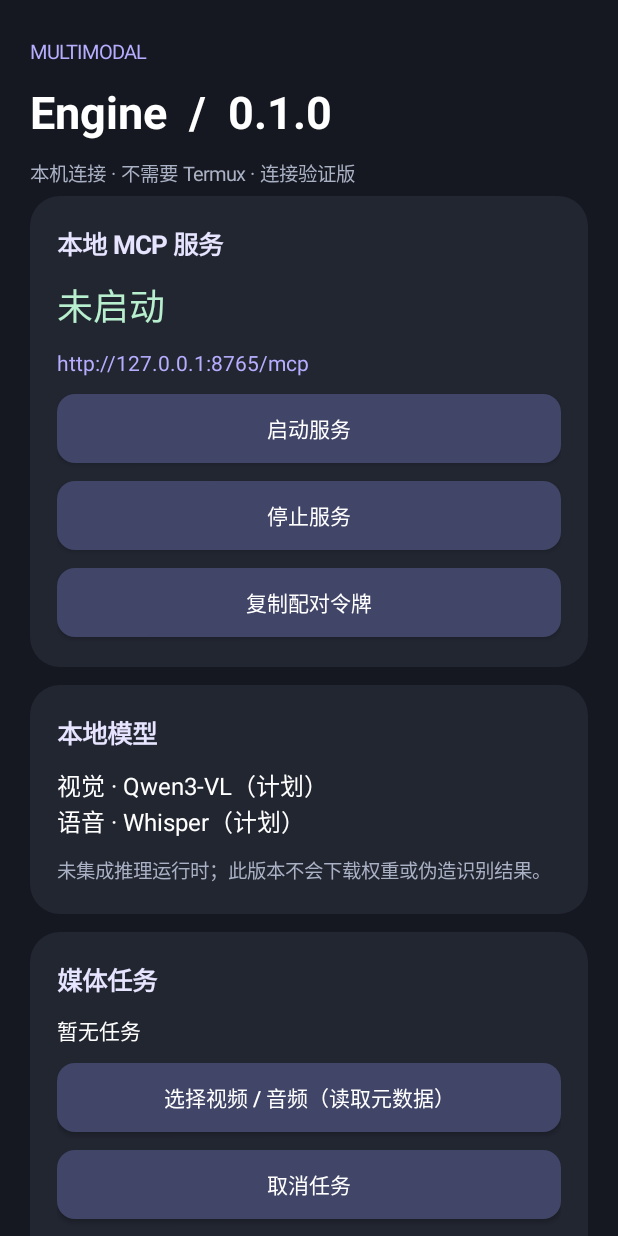
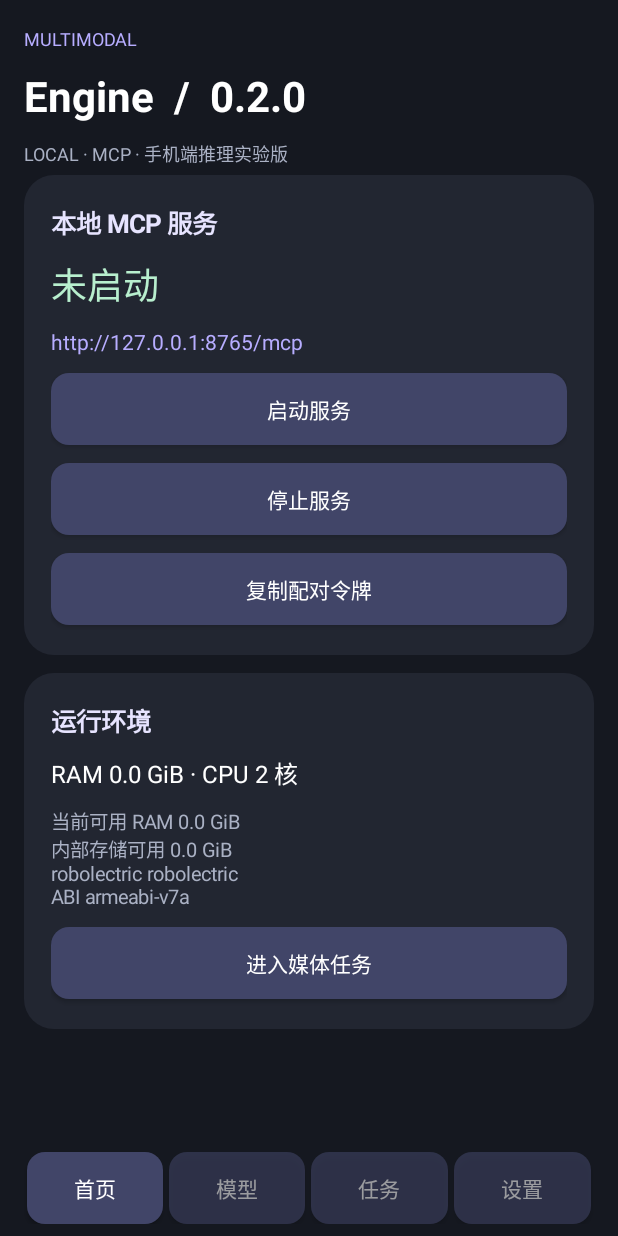
Before and after one commit to xbu080675-creator/808949, an Android app: the screen it shows after launch (MainActivity), on a phone screen of 412 x 824 dp. Run offline under Robolectric (Android 15) with nearby library versions, the phone set to English and light mode, and no system bars.

Commit message:
Engine 0.2.0 native navigation, model downloads, device info and authorized task UI

```diff
--- a/engine/app/src/main/java/dev/tavo/engine/MainActivity.java
+++ b/engine/app/src/main/java/dev/tavo/engine/MainActivity.java
@@ -4,42 +4,83 @@ import android.Manifest;
 import android.app.*;
 import android.content.*;
 import android.content.pm.PackageManager;
-import android.graphics.Color;
-import android.graphics.Typeface;
+import android.graphics.*;
 import android.graphics.drawable.GradientDrawable;
-import android.media.MediaMetadataRetriever;
 import android.net.Uri;
 import android.os.*;
 import android.view.*;
 import android.widget.*;
+import java.io.File;
 import java.util.*;
 import java.util.concurrent.*;
+import java.util.concurrent.atomic.AtomicReference;
 
 public class MainActivity extends Activity {
-    static final int PORT=8765;static volatile String serviceState="未启动";static volatile Map<String,Object> shared=null;static volatile String taskState="暂无任务";
-    static String token(Context c){android.content.SharedPreferences p=c.getSharedPreferences("engine",MODE_PRIVATE);String t=p.getString("token",null);if(t==null){t=UUID.randomUUID().toString()+UUID.randomUUID().toString();p.edit().putString("token",t).apply();}return t;}
-    static Map<String,Object> status(){return McpServer.obj("engine","tavo-multimodal-engine","version","0.1.0","visionReady",false,"audioReady",false,"status",serviceState);}
-    static Map<String,Object> result(){Map<String,Object> r=status();r.put("kind","metadata-only");r.put("media",shared);r.put("warning","No decoded visual content or transcription. Only user-shared metadata.");return r;}
+    static final int PORT=8765;
+    static volatile String serviceState="未启动",taskState="暂无任务",phase="idle";
+    static volatile Map<String,Object> shared=null;
+    static final AtomicReference<Runnable> remoteCancel=new AtomicReference<>();
+    static String token(Context c){SharedPreferences p=c.getSharedPreferences("engine",MODE_PRIVATE);String t=p.getString("token",null);if(t==null){t=UUID.randomUUID().toString()+UUID.randomUUID().toString();p.edit().putString("token",t).apply();}return t;}
+    static Map<String,Object> status(){return McpServer.obj("engine","tavo-multimodal-engine","version","0.2.0","visionReady",false,"visualLabelingBundled",true,"audioReady",false,"whisperRuntimeLoaded",WhisperBridge.AVAILABLE,"status",serviceState);}
+    static Map<String,Object> result(){
+        Map<String,Object> media=shared;
+        Map<String,Object> r=status();
+        r.put("kind",media!=null&&(media.containsKey("labels")||media.containsKey("transcript"))?"analysis":"metadata-only");
+        r.put("media",media);r.put("warning","Explicitly shared data only. Labels are approximate, not visual-language descriptions. Missing transcript means unknown audio.");return r;
+    }
+    static Map<String,Object> taskStatus(){Map<String,Object> r=status();r.put("phase",phase);r.put("taskState",taskState);r.put("cancelAuthorized",remoteCancel.get()!=null);return r;}
+    static Map<String,Object> cancelRemote(){Runnable r=remoteCancel.getAndSet(null);if(r!=null)r.run();Map<String,Object> m=status();m.put("cancelRequested",r!=null);return m;}
     public static class EngineService extends Service {
         McpServer server;
-        @Override public void onCreate(){super.onCreate();NotificationManager nm=getSystemService(NotificationManager.class);nm.createNotificationChannel(new NotificationChannel("engine","本机 MCP",NotificationManager.IMPORTANCE_LOW));PendingIntent open=PendingIntent.getActivity(this,0,new Intent(this,MainActivity.class),PendingIntent.FLAG_IMMUTABLE);startForeground(1,new Notification.Builder(this,"engine").setContentTitle("Multimodal Engine").setContentText("本机 MCP 服务").setSmallIcon(android.R.drawable.ic_menu_share).setContentIntent(open).build());try{server=new McpServer(PORT,token(this),MainActivity::status,MainActivity::result);serviceState="运行中";}catch(Exception e){serviceState="启动失败（端口可能占用）";stopSelf();}}
+        @Override public void onCreate(){super.onCreate();NotificationManager nm=getSystemService(NotificationManager.class);nm.createNotificationChannel(new NotificationChannel("engine","本机 MCP",NotificationManager.IMPORTANCE_LOW));PendingIntent open=PendingIntent.getActivity(this,0,new Intent(this,MainActivity.class),PendingIntent.FLAG_IMMUTABLE);startForeground(1,new Notification.Builder(this,"engine").setContentTitle("Multimodal Engine").setContentText("本机 MCP 服务").setSmallIcon(android.R.drawable.ic_menu_share).setContentIntent(open).build());try{server=new McpServer(PORT,token(this),MainActivity::status,MainActivity::result,MainActivity::taskStatus,MainActivity::cancelRemote);serviceState="运行中";}catch(Exception e){serviceState="启动失败（端口可能占用）";stopSelf();}}
         @Override public int onStartCommand(Intent i,int flags,int id){return START_NOT_STICKY;}
         @Override public IBinder onBind(Intent i){return null;}
-        @Override public void onDestroy(){if(server!=null){try{server.close();}catch(Exception ignored){}serviceState="已停止";}shared=null;super.onDestroy();}
+        @Override public void onDestroy(){if(server!=null){try{server.close();}catch(Exception ignored){}serviceState="已停止";}shared=null;remoteCancel.set(null);super.onDestroy();}
     }
-    final Handler handler=new Handler(Looper.getMainLooper());final ExecutorService work=Executors.newSingleThreadExecutor();Future<?> task;int seq=0;Map<String,Object> local;LinearLayout root;TextView state,taskView;boolean alive=true;
-    final Runnable refresh=new Runnable(){public void run(){if(!alive)return;state.setText(serviceState);taskView.setText(taskState);handler.postDelayed(this,700);}};
+    final Handler handler=new Handler(Looper.getMainLooper());
+    final ExecutorService work=Executors.newSingleThreadExecutor();
+    Future<?> task;int seq=0;Map<String,Object> local;
+    LinearLayout root,host;LinearLayout[] pages=new LinearLayout[4];Button[] tabs=new Button[4];
+    TextView state,taskView,modelView,detail;ImageView preview;boolean alive=true;
+    final Runnable refresh=new Runnable(){public void run(){if(!alive)return;state.setText(serviceState);taskView.setText(taskState);modelView.setText(ModelStore.status(MainActivity.this));handler.postDelayed(this,1200);}};
     int dp(int n){return Math.round(n*getResources().getDisplayMetrics().density);}
     TextView label(LinearLayout p,String text,int size,int color){TextView v=new TextView(this);v.setText(text);v.setTextSize(size);v.setTextColor(color);v.setPadding(0,dp(5),0,dp(5));p.addView(v);return v;}
     LinearLayout card(String title){LinearLayout p=new LinearLayout(this);p.setOrientation(1);p.setPadding(dp(18),dp(14),dp(18),dp(14));GradientDrawable bg=new GradientDrawable();bg.setColor(0xff222631);bg.setCornerRadius(dp(20));p.setBackground(bg);LinearLayout.LayoutParams lp=new LinearLayout.LayoutParams(-1,-2);lp.setMargins(0,0,0,dp(12));root.addView(p,lp);TextView t=label(p,title,17,0xffe7e4ff);t.setTypeface(null,Typeface.BOLD);return p;}
-    void button(LinearLayout p,String text,Runnable r){Button b=new Button(this);b.setText(text);b.setAllCaps(false);b.setTextColor(Color.WHITE);GradientDrawable d=new GradientDrawable();d.setColor(0xff414568);d.setCornerRadius(dp(12));b.setBackground(d);LinearLayout.LayoutParams lp=new LinearLayout.LayoutParams(-1,dp(46));lp.setMargins(0,dp(6),0,dp(6));p.addView(b,lp);b.setOnClickListener(v->r.run());}
+    Button makeButton(String text,Runnable r){Button b=new Button(this);b.setText(text);b.setAllCaps(false);b.setTextColor(Color.WHITE);GradientDrawable d=new GradientDrawable();d.setColor(0xff414568);d.setCornerRadius(dp(12));b.setBackground(d);b.setOnClickListener(v->r.run());return b;}
+    void button(LinearLayout p,String text,Runnable r){Button b=makeButton(text,r);LinearLayout.LayoutParams lp=new LinearLayout.LayoutParams(-1,dp(48));lp.setMargins(0,dp(6),0,dp(6));p.addView(b,lp);}
     void tell(String s){Toast.makeText(this,s,Toast.LENGTH_SHORT).show();}
-    @Override public void onCreate(Bundle b){super.onCreate(b);getWindow().setStatusBarColor(0xff151820);getWindow().setNavigationBarColor(0xff151820);ScrollView sc=new ScrollView(this);sc.setBackgroundColor(0xff151820);root=new LinearLayout(this);root.setOrientation(1);root.setPadding(dp(20),dp(20),dp(20),dp(20));sc.addView(root);setContentView(sc);
-        label(root,"MULTIMODAL",13,0xffb7adff);TextView h=label(root,"Engine  /  0.1.0",30,Color.WHITE);h.setTypeface(null,Typeface.BOLD);label(root,"本机连接 · 不需要 Termux · 连接验证版",13,0xffaab1c4);
-        LinearLayout c=card("本地 MCP 服务");state=label(c,serviceState,24,0xffb8efce);label(c,"http://127.0.0.1:8765/mcp",14,0xffb7adff);button(c,"启动服务",()->{if(Build.VERSION.SDK_INT>=33&&checkSelfPermission(Manifest.permission.POST_NOTIFICATIONS)!=PackageManager.PERMISSION_GRANTED)requestPermissions(new String[]{Manifest.permission.POST_NOTIFICATIONS},5);try{startForegroundService(new Intent(this,EngineService.class));}catch(Exception e){tell("无法启动服务");}});button(c,"停止服务",()->stopService(new Intent(this,EngineService.class)));button(c,"复制配对令牌",()->{ClipboardManager cm=(ClipboardManager)getSystemService(CLIPBOARD_SERVICE);ClipData clip=ClipData.newPlainText("MCP token",token(this));if(Build.VERSION.SDK_INT>=33){android.os.PersistableBundle extras=new android.os.PersistableBundle();extras.putBoolean("android.content.extra.IS_SENSITIVE",true);clip.getDescription().setExtras(extras);}cm.setPrimaryClip(clip);tell("已复制，请仅粘贴到 Tavo 鉴权设置");});
-        c=card("本地模型");label(c,"视觉 · Qwen3-VL（计划）\n语音 · Whisper（计划）",16,Color.WHITE);label(c,"未集成推理运行时；此版本不会下载权重或伪造识别结果。",13,0xffaab1c4);
-        c=card("媒体任务");taskView=label(c,taskState,14,Color.WHITE);button(c,"选择视频 / 音频（读取元数据）",()->{Intent i=new Intent(Intent.ACTION_OPEN_DOCUMENT);i.setType("*/*");i.putExtra(Intent.EXTRA_MIME_TYPES,new String[]{"video/*","audio/*"});i.addCategory(Intent.CATEGORY_OPENABLE);startActivityForResult(i,21);});button(c,"取消任务",()->{seq++;if(task!=null)task.cancel(true);local=null;shared=null;taskState="已取消";});button(c,"授权 MCP 读取本次结果",()->{if(local==null){tell("暂无已完成任务");return;}shared=new LinkedHashMap<>(local);tell("已授权，仅分享元数据，不分享原始文件");});button(c,"撤销共享",()->{shared=null;tell("已撤销");});label(c,"任务不会自动注入聊天；首版不识别画面或对白。",13,0xffaab1c4);handler.post(refresh);
+    void page(int i){for(int j=0;j<pages.length;j++){pages[j].setVisibility(j==i?View.VISIBLE:View.GONE);tabs[j].setAlpha(j==i?1f:.58f);}}
+    void copyToken(){ClipboardManager cm=(ClipboardManager)getSystemService(CLIPBOARD_SERVICE);ClipData clip=ClipData.newPlainText("MCP token",token(this));if(Build.VERSION.SDK_INT>=33){PersistableBundle extras=new PersistableBundle();extras.putBoolean("android.content.extra.IS_SENSITIVE",true);clip.getDescription().setExtras(extras);}cm.setPrimaryClip(clip);tell("已复制，请仅粘贴到 Tavo 鉴权设置");}
+    void startEngine(){if(Build.VERSION.SDK_INT>=33&&checkSelfPermission(Manifest.permission.POST_NOTIFICATIONS)!=PackageManager.PERMISSION_GRANTED)requestPermissions(new String[]{Manifest.permission.POST_NOTIFICATIONS},5);try{startForegroundService(new Intent(this,EngineService.class));}catch(Exception e){tell("无法启动服务");}}
+    void selectMedia(){Intent i=new Intent(Intent.ACTION_OPEN_DOCUMENT);i.setType("*/*");i.putExtra(Intent.EXTRA_MIME_TYPES,new String[]{"video/*","audio/*"});i.addCategory(Intent.CATEGORY_OPENABLE);startActivityForResult(i,21);}
+    void cancelTask(){seq++;remoteCancel.set(null);if(task!=null)task.cancel(true);local=null;shared=null;phase="cancelled";taskState="已取消；原生推理可能在当前30秒分段结束后退出";detail.setText("");preview.setImageDrawable(null);}
+    @Override public void onCreate(Bundle b){
+        super.onCreate(b);getWindow().setStatusBarColor(0xff151820);getWindow().setNavigationBarColor(0xff151820);
+        LinearLayout shell=new LinearLayout(this);shell.setOrientation(1);shell.setBackgroundColor(0xff151820);shell.setPadding(dp(16),dp(12),dp(16),dp(8));setContentView(shell);
+        label(shell,"MULTIMODAL",12,0xffb7adff);TextView h=label(shell,"Engine  /  0.2.0",28,Color.WHITE);h.setTypeface(null,Typeface.BOLD);label(shell,"LOCAL · MCP · 手机端推理实验版",12,0xffaab1c4);
+        ScrollView sc=new ScrollView(this);shell.addView(sc,new LinearLayout.LayoutParams(-1,0,1));host=new LinearLayout(this);host.setOrientation(1);sc.addView(host);
+        for(int i=0;i<4;i++){pages[i]=new LinearLayout(this);pages[i].setOrientation(1);host.addView(pages[i]);}
+        root=pages[0];LinearLayout c=card("本地 MCP 服务");state=label(c,serviceState,24,0xffb8efce);label(c,"http://127.0.0.1:8765/mcp",14,0xffb7adff);button(c,"启动服务",this::startEngine);button(c,"停止服务",()->stopService(new Intent(this,EngineService.class)));button(c,"复制配对令牌",this::copyToken);
+        c=card("运行环境");ActivityManager.MemoryInfo mem=new ActivityManager.MemoryInfo();getSystemService(ActivityManager.class).getMemoryInfo(mem);StatFs fs=new StatFs(getFilesDir().getAbsolutePath());label(c,"RAM "+String.format(Locale.ROOT,"%.1f",mem.totalMem/1073741824.0)+" GiB · CPU "+Runtime.getRuntime().availableProcessors()+" 核",16,Color.WHITE);label(c,"当前可用 RAM "+String.format(Locale.ROOT,"%.1f",mem.availMem/1073741824.0)+" GiB\n内部存储可用 "+String.format(Locale.ROOT,"%.1f",fs.getAvailableBytes()/1073741824.0)+" GiB\n"+Build.MANUFACTURER+" "+Build.MODEL+"\nABI "+String.join(", ",Build.SUPPORTED_ABIS),13,0xffaab1c4);button(c,"进入媒体任务",()->page(2));
+        root=pages[1];c=card("内置视觉模型");label(c,"ML Kit 图像标签 · 随 APK 安装",16,Color.WHITE);label(c,"本机推理常见物体与场景类别，不是 Qwen 或 SmolVLM，不生成详细画面描述。任务完成后可检查真实输出。",13,0xffaab1c4);
+        c=card("Whisper Base 多语言");label(c,WhisperBridge.AVAILABLE?"原生运行库已加载（待模型及实测）":"此 APK 不含 Whisper 原生库",15,Color.WHITE);modelView=label(c,ModelStore.status(this),14,0xffaab1c4);button(c,"下载模型权重（Wi-Fi）",()->{if(!WhisperBridge.AVAILABLE){tell("请先安装带 Whisper 的实验 APK，避免无效下载");return;}new AlertDialog.Builder(this).setTitle("下载约148 MB权重？").setMessage("仅从指定 Hugging Face 模型仓库下载；系统管理网络重试，使用前验证 SHA-256。").setNegativeButton("返回",null).setPositiveButton("下载",(d,w)->{try{ModelStore.download(this);tell("下载任务已提交");}catch(Exception e){tell(e.getMessage());}}).show();});
+        button(c,"取消下载 / 删除权重",()->new AlertDialog.Builder(this).setTitle("删除已下载权重？").setNegativeButton("返回",null).setPositiveButton("删除",(d,w)->{if(task!=null&&!task.isDone()){tell("请等当前分析完成");return;}try{ModelStore.delete(this);tell("已删除");}catch(Exception e){tell(e.getMessage());}}).show());
+        c=card("后续视觉语言模型");label(c,"SmolVLM2 / Qwen3-VL：待集成 llama.cpp 多模态运行时。此版不下载无法使用的模型。",14,0xffaab1c4);
+        root=pages[2];c=card("媒体任务");taskView=label(c,taskState,15,Color.WHITE);button(c,"选择视频 / 音频并分析",this::selectMedia);button(c,"取消任务",this::cancelTask);button(c,"允许 MCP 取消当前任务",()->{if(!"running".equals(phase)){tell("暂无运行中任务");return;}final int job=seq;remoteCancel.set(()->handler.post(()->{if(alive&&seq==job&&"running".equals(phase))cancelTask();}));tell("当前任务可由已配对客户端取消");});
+        button(c,"授权 MCP 读取本次分析",()->{if(local==null){tell("暂无完成任务");return;}new AlertDialog.Builder(this).setTitle("授权共享分析文字？").setMessage("只共享标签、转录及元数据；不共享原始文件或抽帧图片。").setNegativeButton("返回",null).setPositiveButton("授权",(d,w)->{if(local!=null){shared=new LinkedHashMap<>(local);tell("已授权");}}).show();});button(c,"撤销共享",()->{shared=null;tell("已撤销");});
+        preview=new ImageView(this);preview.setAdjustViewBounds(true);preview.setScaleType(ImageView.ScaleType.FIT_CENTER);c.addView(preview,new LinearLayout.LayoutParams(-1,dp(220)));detail=label(c,"暂无结果",13,0xffaab1c4);detail.setTextIsSelectable(true);
+        root=pages[3];c=card("隐私与说明");label(c,"服务仅监听 127.0.0.1，需要随机令牌。原始媒体和图片留在本机；授权分享后，Tavo 可将分析文字交给聊天模型。任务在应用后台运行期间可继续，但关闭应用或系统回收可能中断。Whisper 最多转录前180秒，取消在分段边界生效。",14,0xffaab1c4);button(c,"复制配对令牌",this::copyToken);button(c,"撤销媒体共享及远程取消",()->{shared=null;remoteCancel.set(null);tell("已撤销");});
+        LinearLayout nav=new LinearLayout(this);nav.setOrientation(0);String[] titles={"首页","模型","任务","设置"};for(int i=0;i<4;i++){final int n=i;tabs[i]=makeButton(titles[i],()->page(n));LinearLayout.LayoutParams lp=new LinearLayout.LayoutParams(0,dp(48),1);lp.setMargins(dp(2),dp(6),dp(2),0);nav.addView(tabs[i],lp);}shell.addView(nav);page(0);handler.post(refresh);
     }
-    @Override protected void onActivityResult(int request,int result,Intent data){super.onActivityResult(request,result,data);if(request!=21||result!=RESULT_OK||data==null||data.getData()==null)return;Uri uri=data.getData();if(task!=null)task.cancel(true);final int job=++seq;local=null;shared=null;taskState="正在读取本机媒体…";task=work.submit(()->{Map<String,Object> m=McpServer.obj();MediaMetadataRetriever mm=new MediaMetadataRetriever();try{mm.setDataSource(this,uri);m.put("durationMs",mm.extractMetadata(MediaMetadataRetriever.METADATA_KEY_DURATION));m.put("width",mm.extractMetadata(MediaMetadataRetriever.METADATA_KEY_VIDEO_WIDTH));m.put("height",mm.extractMetadata(MediaMetadataRetriever.METADATA_KEY_VIDEO_HEIGHT));m.put("hasAudio",mm.extractMetadata(MediaMetadataRetriever.METADATA_KEY_HAS_AUDIO));m.put("hasVideo",mm.extractMetadata(MediaMetadataRetriever.METADATA_KEY_HAS_VIDEO));handler.post(()->{if(alive&&job==seq){local=m;taskState="完成 · 仅元数据\n"+McpServer.json(m);}});}catch(Exception e){handler.post(()->{if(alive&&job==seq)taskState="读取失败：文件或编码不兼容";});}finally{try{mm.release();}catch(Exception ignored){}}});}
-    @Override protected void onDestroy(){alive=false;handler.removeCallbacks(refresh);work.shutdownNow();super.onDestroy();}
+    @Override protected void onActivityResult(int request,int result,Intent data){
+        super.onActivityResult(request,result,data);if(request!=21||result!=RESULT_OK||data==null||data.getData()==null)return;
+        Uri uri=data.getData();if(task!=null)task.cancel(true);final int job=++seq;remoteCancel.set(null);local=null;shared=null;phase="running";taskState="准备本机分析";detail.setText("");preview.setImageDrawable(null);
+        task=work.submit(()->{File dir=new File(getCacheDir(),"frames20-"+UUID.randomUUID());try{
+            if(!dir.mkdirs())throw new IllegalStateException("cache unavailable");
+            Map<String,Object> m=MediaPipeline.analyze(this,uri,dir,s->handler.post(()->{if(alive&&job==seq)taskState=s;}));
+            File[] frames=dir.listFiles((d,name)->name.endsWith(".jpg"));Bitmap bitmap=null;if(frames!=null&&frames.length>0){Arrays.sort(frames);bitmap=BitmapFactory.decodeFile(frames[0].getAbsolutePath());}
+            final Bitmap pic=bitmap;handler.post(()->{if(alive&&job==seq){local=m;phase="done";remoteCancel.set(null);taskState="已完成 · 请检查并授权分享";preview.setImageBitmap(pic);detail.setText(McpServer.json(m));}else if(pic!=null)pic.recycle();});
+        }catch(InterruptedException ignored){}catch(Exception e){handler.post(()->{if(alive&&job==seq){phase="failed";remoteCancel.set(null);taskState="处理失败 · "+e.getClass().getSimpleName();}});}finally{File[] files=dir.listFiles();if(files!=null)for(File file:files)file.delete();dir.delete();}});
+    }
+    @Override protected void onDestroy(){alive=false;handler.removeCallbacks(refresh);if("running".equals(phase)){phase="cancelled";taskState="任务因界面销毁而取消";}remoteCancel.set(null);work.shutdownNow();super.onDestroy();}
 }
```
